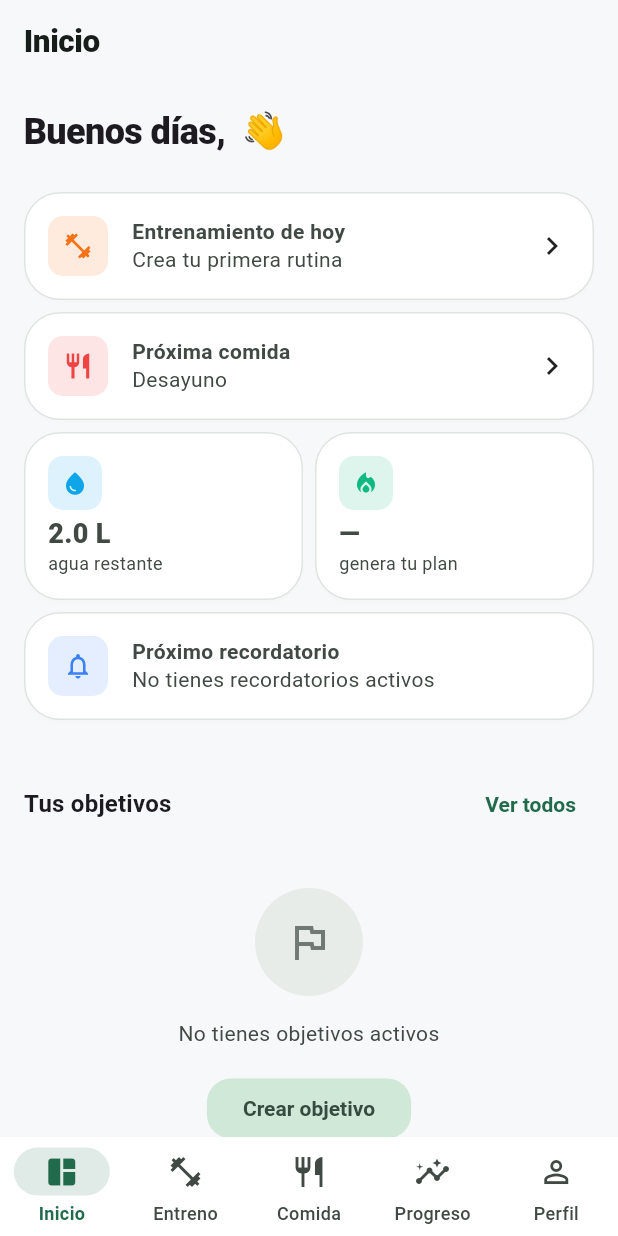
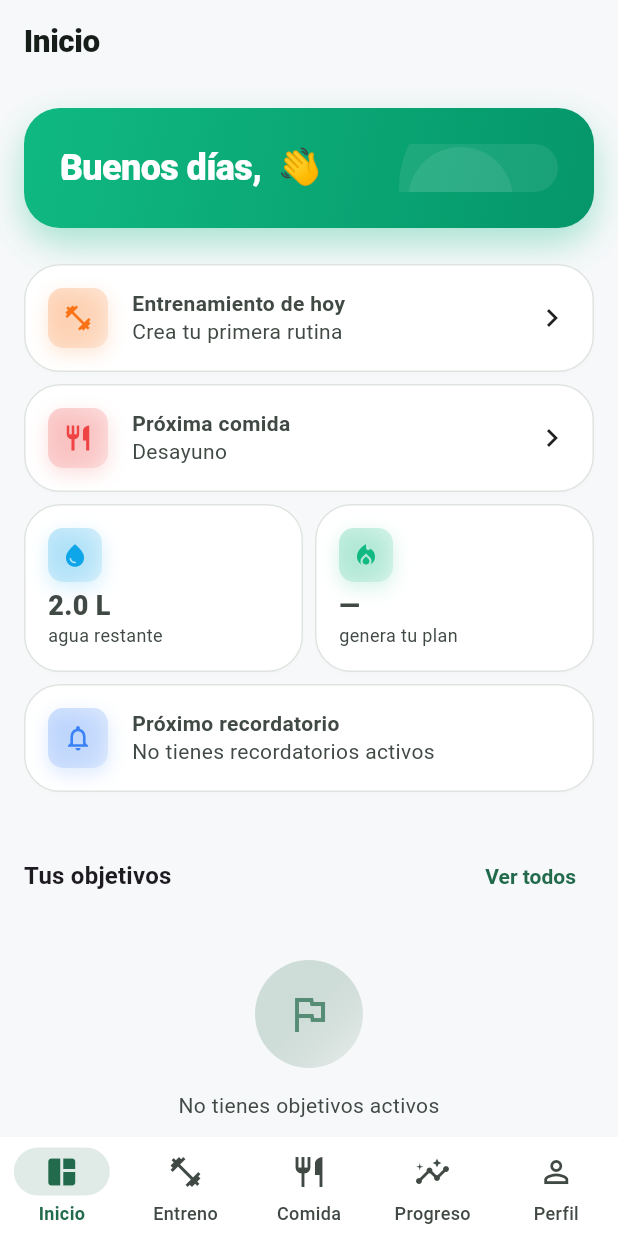
Before and after one commit to tomasvargas-afk/aplicacion, a Flutter app: the screen it shows once a user with an empty profile is signed in, on a phone screen of 412 x 824 dp. Run offline on Flutter 3.47's test engine with Material 3 defaults, Android fonts, the phone set to English and light mode, and no system bars; our stand-ins replace fl_chart, flutter_dotenv, flutter_local_notifications, flutter_riverpod, fpdart, freezed_annotation and 7 more; missing offline and left inert: mobile_scanner; accounts and stored records are empty; generated files the repository leaves out were written again.

Commit message:
Mejorar diseño visual: gradientes, sombras y animaciones
- IconBadge y EmptyState con fondos en gradiente y sombra suave en vez
  de color plano
- AppCard se achica levemente al presionar (feedback tactil)
- ProgressRing anima el relleno al aparecer en pantalla
- Nuevo FadeSlideIn: entrada escalonada (fade + slide) reutilizable
- Dashboard: header reemplazado por tarjeta hero con gradiente y las
  tarjetas de resumen entran con animacion escalonada

```diff
--- a/lib/core/constants/app_colors.dart
+++ b/lib/core/constants/app_colors.dart
@@ -9,6 +9,7 @@ abstract class AppColors {
   // Brand
   static const Color seed = Color(0xFF10B981); // emerald
   static const Color seedDark = Color(0xFF34D399);
+  static const Color seedDeep = Color(0xFF059669); // for gradients
 
   // Semantic
   static const Color success = Color(0xFF22C55E);
--- a/lib/core/widgets/app_card.dart
+++ b/lib/core/widgets/app_card.dart
@@ -4,7 +4,8 @@ import '../constants/app_sizes.dart';
 
 /// Base card used across every feature so spacing/radius/tap behavior
 /// stays consistent instead of each screen rolling its own `Container`.
-class AppCard extends StatelessWidget {
+/// Scales down slightly on press for tactile feedback when [onTap] is set.
+class AppCard extends StatefulWidget {
   const AppCard({
     super.key,
     required this.child,
@@ -17,14 +18,29 @@ class AppCard extends StatelessWidget {
   final EdgeInsetsGeometry padding;
 
   @override
+  State<AppCard> createState() => _AppCardState();
+}
+
+class _AppCardState extends State<AppCard> {
+  bool _pressed = false;
+
+  @override
   Widget build(BuildContext context) {
-    final card = Card(
-      child: Padding(padding: padding, child: child),
+    final card = AnimatedScale(
+      scale: _pressed ? 0.97 : 1.0,
+      duration: const Duration(milliseconds: 120),
+      curve: Curves.easeOut,
+      child: Card(
+        child: Padding(padding: widget.padding, child: widget.child),
+      ),
     );
-    if (onTap == null) return card;
+
+    if (widget.onTap == null) return card;
+
     return InkWell(
       borderRadius: BorderRadius.circular(AppSizes.radiusMd),
-      onTap: onTap,
+      onTap: widget.onTap,
+      onHighlightChanged: (value) => setState(() => _pressed = value),
       child: card,
     );
   }
--- a/lib/core/widgets/empty_state.dart
+++ b/lib/core/widgets/empty_state.dart
@@ -28,10 +28,18 @@ class EmptyState extends StatelessWidget {
             width: 72,
             height: 72,
             decoration: BoxDecoration(
-              color: scheme.surfaceContainerHighest.withValues(alpha: 0.6),
+              gradient: LinearGradient(
+                begin: Alignment.topLeft,
+                end: Alignment.bottomRight,
+                colors: [
+                  scheme.primary.withValues(alpha: 0.16),
+                  scheme.surfaceContainerHighest.withValues(alpha: 0.5),
+                ],
+              ),
               shape: BoxShape.circle,
             ),
-            child: Icon(icon, size: 32, color: scheme.outline),
+            child: Icon(icon,
+                size: 32, color: scheme.primary.withValues(alpha: 0.7)),
           ),
           const SizedBox(height: AppSizes.md),
           Text(
--- /dev/null
+++ b/lib/core/widgets/fade_slide_in.dart
@@ -0,0 +1,57 @@
+import 'package:flutter/material.dart';
+
+/// Fades and slides [child] up on first build. Pass an increasing [index]
+/// across a list of these to get a staggered entrance effect.
+class FadeSlideIn extends StatefulWidget {
+  const FadeSlideIn({
+    super.key,
+    required this.child,
+    this.index = 0,
+    this.delayPerItem = const Duration(milliseconds: 60),
+  });
+
+  final Widget child;
+  final int index;
+  final Duration delayPerItem;
+
+  @override
+  State<FadeSlideIn> createState() => _FadeSlideInState();
+}
+
+class _FadeSlideInState extends State<FadeSlideIn>
+    with SingleTickerProviderStateMixin {
+  late final AnimationController _controller = AnimationController(
+    vsync: this,
+    duration: const Duration(milliseconds: 350),
+  );
+  late final Animation<double> _fade = CurvedAnimation(
+    parent: _controller,
+    curve: Curves.easeOut,
+  );
+  late final Animation<Offset> _slide = Tween<Offset>(
+    begin: const Offset(0, 0.06),
+    end: Offset.zero,
+  ).animate(CurvedAnimation(parent: _controller, curve: Curves.easeOutCubic));
+
+  @override
+  void initState() {
+    super.initState();
+    Future.delayed(widget.delayPerItem * widget.index, () {
+      if (mounted) _controller.forward();
+    });
+  }
+
+  @override
+  void dispose() {
+    _controller.dispose();
+    super.dispose();
+  }
+
+  @override
+  Widget build(BuildContext context) {
+    return FadeTransition(
+      opacity: _fade,
+      child: SlideTransition(position: _slide, child: widget.child),
+    );
+  }
+}
--- a/lib/core/widgets/icon_badge.dart
+++ b/lib/core/widgets/icon_badge.dart
@@ -23,8 +23,22 @@ class IconBadge extends StatelessWidget {
       width: size,
       height: size,
       decoration: BoxDecoration(
-        color: color.withValues(alpha: 0.14),
+        gradient: LinearGradient(
+          begin: Alignment.topLeft,
+          end: Alignment.bottomRight,
+          colors: [
+            color.withValues(alpha: 0.24),
+            color.withValues(alpha: 0.10)
+          ],
+        ),
         borderRadius: BorderRadius.circular(AppSizes.radiusSm + 2),
+        boxShadow: [
+          BoxShadow(
+            color: color.withValues(alpha: 0.18),
+            blurRadius: 10,
+            offset: const Offset(0, 4),
+          ),
+        ],
       ),
       child: Icon(icon, color: color, size: size * 0.5),
     );
--- a/lib/core/widgets/progress_ring.dart
+++ b/lib/core/widgets/progress_ring.dart
@@ -35,15 +35,21 @@ class ProgressRing extends StatelessWidget {
       child: Stack(
         alignment: Alignment.center,
         children: [
-          SizedBox(
+          TweenAnimationBuilder<double>(
+            tween: Tween(begin: 0, end: clamped),
+            duration: const Duration(milliseconds: 900),
+            curve: Curves.easeOutCubic,
+            builder: (context, value, _) => SizedBox(
               width: size,
               height: size,
               child: CircularProgressIndicator(
-              value: clamped,
+                value: value,
                 strokeWidth: strokeWidth,
                 strokeCap: StrokeCap.round,
-              backgroundColor: backgroundColor ?? scheme.surfaceContainerHighest,
+                backgroundColor:
+                    backgroundColor ?? scheme.surfaceContainerHighest,
                 valueColor: AlwaysStoppedAnimation(ringColor),
+              ),
             ),
           ),
           Column(
--- a/lib/features/dashboard/presentation/screens/dashboard_screen.dart
+++ b/lib/features/dashboard/presentation/screens/dashboard_screen.dart
@@ -7,6 +7,7 @@ import '../../../../core/constants/app_sizes.dart';
 import '../../../../core/router/route_paths.dart';
 import '../../../../core/widgets/app_card.dart';
 import '../../../../core/widgets/empty_state.dart';
+import '../../../../core/widgets/fade_slide_in.dart';
 import '../../../../core/widgets/icon_badge.dart';
 import '../../../../core/widgets/progress_ring.dart';
 import '../../../../core/widgets/section_header.dart';
@@ -41,9 +42,8 @@ class DashboardScreen extends ConsumerWidget {
     final todayCalories = ref.watch(todayCaloriesProvider).valueOrNull ?? 0;
     final dietPlans =
         ref.watch(dietPlanHistoryProvider).valueOrNull ?? const [];
-    final calorieTarget = dietPlans.isEmpty
-        ? null
-        : dietPlans.first.dailyCalories;
+    final calorieTarget =
+        dietPlans.isEmpty ? null : dietPlans.first.dailyCalories;
 
     final waterToday = ref.watch(todayWaterTotalProvider);
     final waterGoal = ref.watch(waterGoalProvider);
@@ -52,10 +52,8 @@ class DashboardScreen extends ConsumerWidget {
     final nextReminder = ref.watch(nextReminderProvider);
 
     final goals = ref.watch(goalsProvider).valueOrNull ?? const [];
-    final activeGoals = goals
-        .where((g) => g.status == 'active')
-        .take(3)
-        .toList();
+    final activeGoals =
+        goals.where((g) => g.status == 'active').take(3).toList();
 
     final displayName = (profile?.fullName?.isNotEmpty ?? false)
         ? profile!.fullName!.split(' ').first
@@ -74,39 +72,27 @@ class DashboardScreen extends ConsumerWidget {
         child: ListView(
           padding: const EdgeInsets.all(AppSizes.md),
           children: [
-            Text(
-              '${greetingForNow()}, $displayName 👋',
-              style: Theme.of(
-                context,
-              ).textTheme.headlineSmall?.copyWith(fontWeight: FontWeight.w800),
+            _DashboardHero(
+              greeting: '${greetingForNow()}, $displayName 👋',
+              streak: (summary != null && summary.currentStreak > 0)
+                  ? summary.currentStreak
+                  : null,
             ),
-            if (summary != null && summary.currentStreak > 0) ...[
-              const SizedBox(height: AppSizes.xs),
-              Row(
-                children: [
-                  const Icon(
-                    Icons.local_fire_department,
-                    color: AppColors.workout,
-                    size: 20,
-                  ),
-                  const SizedBox(width: 4),
-                  Text(
-                    '${summary.currentStreak} ${summary.currentStreak == 1 ? 'día seguido' : 'días seguidos'} 🔥',
-                    style: const TextStyle(fontWeight: FontWeight.w600),
-                  ),
-                ],
-              ),
-            ],
             const SizedBox(height: AppSizes.lg),
 
             // Entrenamiento de hoy
-            AppCard(
+            FadeSlideIn(
+              index: 0,
+              child: AppCard(
                 onTap: () => context.go(RoutePaths.workouts),
                 child: Row(
                   children: [
                     IconBadge(
-                    icon: trainedToday ? Icons.check_circle : Icons.fitness_center,
-                    color: trainedToday ? AppColors.success : AppColors.workout,
+                      icon: trainedToday
+                          ? Icons.check_circle
+                          : Icons.fitness_center,
+                      color:
+                          trainedToday ? AppColors.success : AppColors.workout,
                     ),
                     const SizedBox(width: AppSizes.md),
                     Expanded(
@@ -132,14 +118,18 @@ class DashboardScreen extends ConsumerWidget {
                   ],
                 ),
               ),
+            ),
             const SizedBox(height: AppSizes.sm),
 
             // Próxima comida
-            AppCard(
+            FadeSlideIn(
+              index: 1,
+              child: AppCard(
                 onTap: () => context.go(RoutePaths.nutrition),
                 child: Row(
                   children: [
-                  const IconBadge(icon: Icons.restaurant, color: AppColors.protein),
+                    const IconBadge(
+                        icon: Icons.restaurant, color: AppColors.protein),
                     const SizedBox(width: AppSizes.md),
                     Expanded(
                       child: Column(
@@ -157,10 +147,13 @@ class DashboardScreen extends ConsumerWidget {
                   ],
                 ),
               ),
+            ),
             const SizedBox(height: AppSizes.sm),
 
             // Agua + Calorías restantes, lado a lado
-            IntrinsicHeight(
+            FadeSlideIn(
+              index: 2,
+              child: IntrinsicHeight(
                 child: Row(
                   crossAxisAlignment: CrossAxisAlignment.stretch,
                   children: [
@@ -170,7 +163,10 @@ class DashboardScreen extends ConsumerWidget {
                         child: Column(
                           crossAxisAlignment: CrossAxisAlignment.start,
                           children: [
-                          const IconBadge(icon: Icons.water_drop, color: AppColors.water, size: 36),
+                            const IconBadge(
+                                icon: Icons.water_drop,
+                                color: AppColors.water,
+                                size: 36),
                             const SizedBox(height: AppSizes.xs),
                             Text(
                               '${(waterRemaining / 1000).toStringAsFixed(1)} L',
@@ -222,14 +218,19 @@ class DashboardScreen extends ConsumerWidget {
                   ],
                 ),
               ),
+            ),
             const SizedBox(height: AppSizes.sm),
 
             // Próximo recordatorio
-            AppCard(
+            FadeSlideIn(
+              index: 3,
+              child: AppCard(
                 onTap: () => context.push(RoutePaths.reminders),
                 child: Row(
                   children: [
-                  const IconBadge(icon: Icons.notifications_outlined, color: AppColors.info),
+                    const IconBadge(
+                        icon: Icons.notifications_outlined,
+                        color: AppColors.info),
                     const SizedBox(width: AppSizes.md),
                     Expanded(
                       child: Column(
@@ -250,6 +251,7 @@ class DashboardScreen extends ConsumerWidget {
                   ],
                 ),
               ),
+            ),
             const SizedBox(height: AppSizes.lg),
 
             // Objetivos del día
@@ -266,9 +268,12 @@ class DashboardScreen extends ConsumerWidget {
                 onAction: () => context.push(RoutePaths.goals),
               )
             else
-              ...activeGoals.map((goal) {
+              ...activeGoals.asMap().entries.map((entry) {
+                final goal = entry.value;
                 final progress = ref.watch(goalProgressProvider(goal));
-                return Padding(
+                return FadeSlideIn(
+                  index: 4 + entry.key,
+                  child: Padding(
                     padding: const EdgeInsets.only(bottom: AppSizes.sm),
                     child: AppCard(
                       child: Row(
@@ -282,11 +287,13 @@ class DashboardScreen extends ConsumerWidget {
                           Expanded(
                             child: Text(
                               goal.title,
-                            style: const TextStyle(fontWeight: FontWeight.w600),
+                              style:
+                                  const TextStyle(fontWeight: FontWeight.w600),
                               overflow: TextOverflow.ellipsis,
                             ),
                           ),
                         ],
+                      ),
                     ),
                   ),
                 );
@@ -298,3 +305,109 @@ class DashboardScreen extends ConsumerWidget {
     );
   }
 }
+
+/// Gradient greeting card at the top of the dashboard — the "hero" moment
+/// that replaces the old plain-text greeting with something that feels
+/// like a real landing spot instead of a settings page.
+class _DashboardHero extends StatelessWidget {
+  const _DashboardHero({required this.greeting, this.streak});
+
+  final String greeting;
+  final int? streak;
+
+  @override
+  Widget build(BuildContext context) {
+    return Container(
+      width: double.infinity,
+      padding: const EdgeInsets.all(AppSizes.lg),
+      decoration: BoxDecoration(
+        gradient: const LinearGradient(
+          begin: Alignment.topLeft,
+          end: Alignment.bottomRight,
+          colors: [AppColors.seed, AppColors.seedDeep],
+        ),
+        borderRadius: BorderRadius.circular(AppSizes.radiusLg),
+        boxShadow: [
+          BoxShadow(
+            color: AppColors.seed.withValues(alpha: 0.35),
+            blurRadius: 20,
+            offset: const Offset(0, 10),
+          ),
+        ],
+      ),
+      child: ClipRRect(
+        borderRadius: BorderRadius.circular(AppSizes.radiusLg),
+        child: Stack(
+          clipBehavior: Clip.none,
+          children: [
+            Positioned(
+              right: -24,
+              top: -36,
+              child: Container(
+                width: 130,
+                height: 130,
+                decoration: BoxDecoration(
+                  shape: BoxShape.circle,
+                  color: Colors.white.withValues(alpha: 0.08),
+                ),
+              ),
+            ),
+            Positioned(
+              right: 30,
+              bottom: -40,
+              child: Container(
+                width: 70,
+                height: 70,
+                decoration: BoxDecoration(
+                  shape: BoxShape.circle,
+                  color: Colors.white.withValues(alpha: 0.08),
+                ),
+              ),
+            ),
+            Column(
+              crossAxisAlignment: CrossAxisAlignment.start,
+              mainAxisSize: MainAxisSize.min,
+              children: [
+                Text(
+                  greeting,
+                  style: Theme.of(context).textTheme.headlineSmall?.copyWith(
+                        fontWeight: FontWeight.w800,
+                        color: Colors.white,
+                      ),
+                ),
+                if (streak != null) ...[
+                  const SizedBox(height: AppSizes.sm),
+                  Container(
+                    padding:
+                        const EdgeInsets.symmetric(horizontal: 10, vertical: 5),
+                    decoration: BoxDecoration(
+                      color: Colors.white.withValues(alpha: 0.18),
+                      borderRadius:
+                          BorderRadius.circular(AppSizes.radiusSm + 4),
+                    ),
+                    child: Row(
+                      mainAxisSize: MainAxisSize.min,
+                      children: [
+                        const Icon(Icons.local_fire_department,
+                            color: Colors.white, size: 18),
+                        const SizedBox(width: 4),
+                        Text(
+                          '$streak ${streak == 1 ? 'día seguido' : 'días seguidos'}',
+                          style: const TextStyle(
+                            fontWeight: FontWeight.w700,
+                            color: Colors.white,
+                            fontSize: 13,
+                          ),
+                        ),
+                      ],
+                    ),
+                  ),
+                ],
+              ],
+            ),
+          ],
+        ),
+      ),
+    );
+  }
+}
```
Lines whose indentation alone changed are shown as unchanged.
